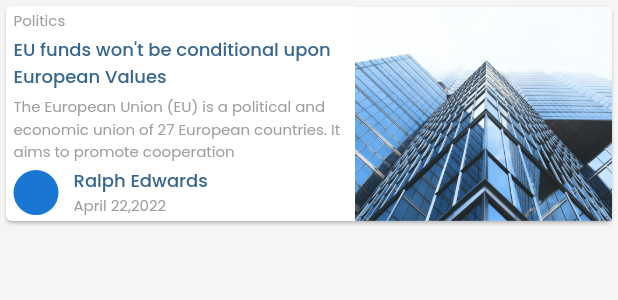
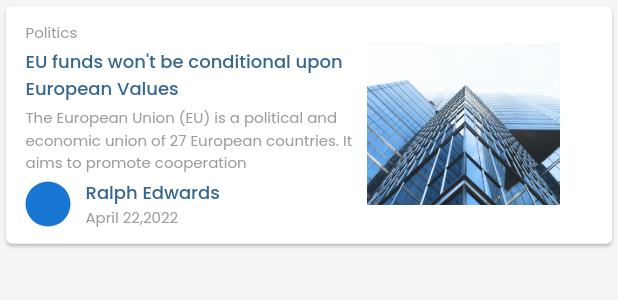
Before and after one commit to Clueless-Community/Spectrum-UI, a Flutter app: the SecondCard widget shown alone on an empty page, opened directly, on a phone screen of 412 x 824 dp. Shown: the top 300 px of the screen. Run offline on Flutter 3.47's test engine with Material 2 defaults, Android fonts, the phone set to English and light mode, and no system bars; our stand-ins replace fluentui_icons, google_fonts, syncfusion_flutter_sliders; missing offline and left inert: clipboard, syncfusion_flutter_core; network calls fail.

Commit message:
Card 02 Updated

```diff
--- a/lib/ui_components/cards/All Cards/blog_card/card_2.dart
+++ b/lib/ui_components/cards/All Cards/blog_card/card_2.dart
@@ -6,6 +6,8 @@ class SecondCard extends StatelessWidget {
   @override
   Widget build(BuildContext context) {
     return Card(
+      child: Padding(
+        padding: const EdgeInsets.all(8.0),
         child: Row(
           children: [
             Container(
@@ -14,7 +16,7 @@ class SecondCard extends StatelessWidget {
               width: MediaQuery.of(context).size.width -
                   MediaQuery.of(context).size.width / 2.4 -
                   8,
-            child: const Column(
+              child: Column(
                 crossAxisAlignment: CrossAxisAlignment.start,
                 mainAxisAlignment: MainAxisAlignment.spaceBetween,
                 children: [
@@ -66,7 +68,7 @@ class SecondCard extends StatelessWidget {
               ),
             ),
             SizedBox(
-            width: MediaQuery.of(context).size.width / 2.4,
+              width: MediaQuery.of(context).size.width / 3.2,
               child: Image.asset(
                 'assets/card_image/cardo.png',
                 fit: BoxFit.cover,
@@ -74,6 +76,7 @@ class SecondCard extends StatelessWidget {
             ),
           ],
         ),
+      ),
     );
   }
 }
```
Lines whose indentation alone changed are shown as unchanged.
